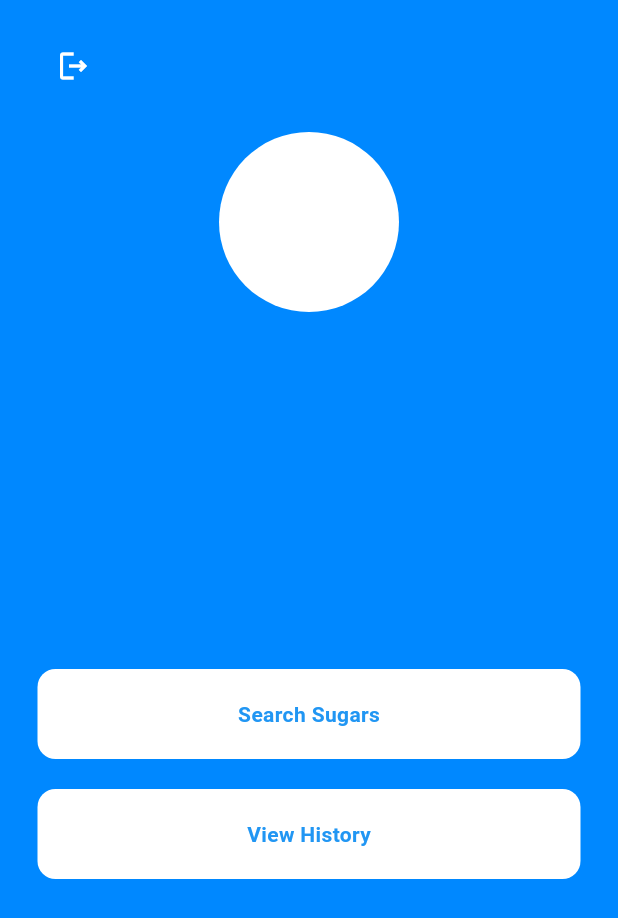
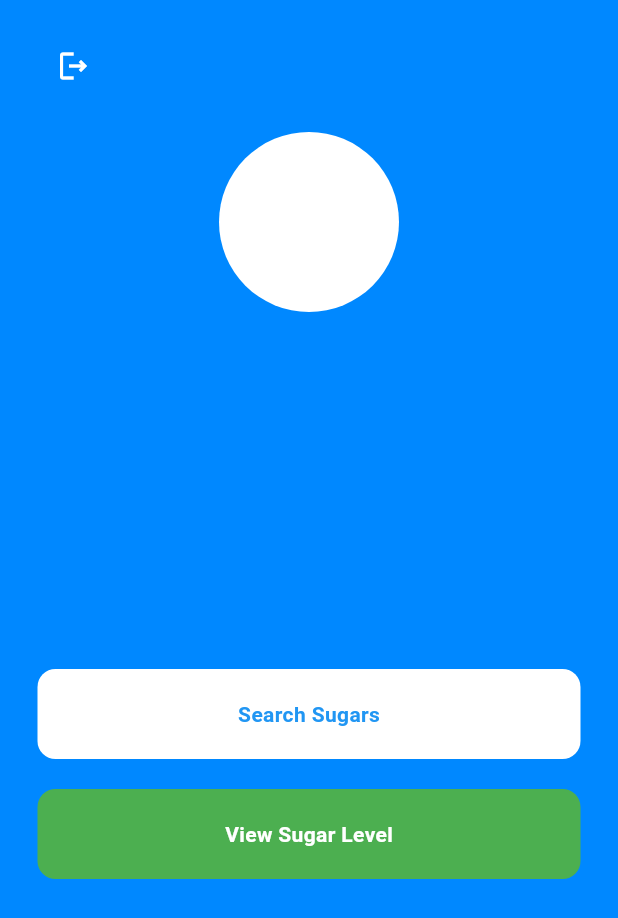
Before and after one commit to BiscuitVG/rei_sugar, a Flutter app: the HomeScreen screen opened directly with empty values, on a phone screen of 412 x 824 dp. Shown: the top 918 px of the screen. Run offline on Flutter 3.47's test engine with Material 3 defaults, Android fonts, the light colour scheme and no system bars; our stand-ins replace firebase_auth, firebase_core; accounts and stored records are empty.

Commit message:
Updated UI/UX
>Made the UI pretty.

```diff
--- a/lib/screens/home_screen.dart
+++ b/lib/screens/home_screen.dart
@@ -89,7 +89,7 @@ class HomeScreen extends StatelessWidget {
                 ),
               ),
               const SizedBox(height: 20),
-              // View History button
+              // View History button(sugars)
               GestureDetector(
                 onTap: () {
                   Navigator.push(
@@ -99,15 +99,15 @@ class HomeScreen extends StatelessWidget {
                 },
                 child: Container(
                   decoration: BoxDecoration(
-                    color: Colors.white,
+                    color: Colors.green,
                     borderRadius: BorderRadius.circular(12),
                   ),
                   padding: const EdgeInsets.all(20),
                   child: const Center(
                     child: Text(
-                      'View History',
+                      'View Sugar Level',
                       style: TextStyle(
-                        color: Colors.blue,
+                        color: Colors.white,
                         fontWeight: FontWeight.bold,
                       ),
                     ),
--- a/lib/screens/product_search.dart
+++ b/lib/screens/product_search.dart
@@ -48,7 +48,11 @@ class _ProductSearchState extends State<ProductSearch> {
           final sugar = data['product']['nutriments']['sugars_100g'];
           setState(() {
             _sugarContent = 'Sugar Content: $sugar g per 100g';
-            _sugarValue = sugar is int ? (sugar as int).toDouble() : sugar as double?;
+            if (sugar is int) {
+              _sugarValue = (sugar as int).toDouble();
+            } else {
+              _sugarValue = sugar as double?;
+            }
           });
         } else {
           setState(() {
```
